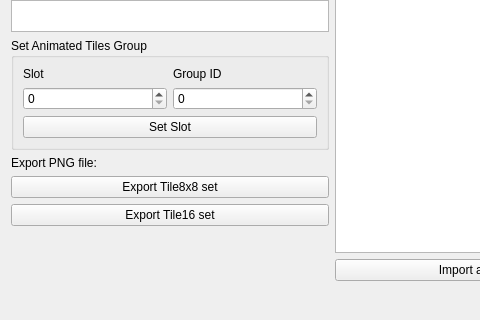
wario-land/WL4Editor, file Dialog/TilesetEditDialog.ui: the form before one commit; both pictures show x 0 to 480 and y 386 to 706 of the 1282 by 706 pixel window.
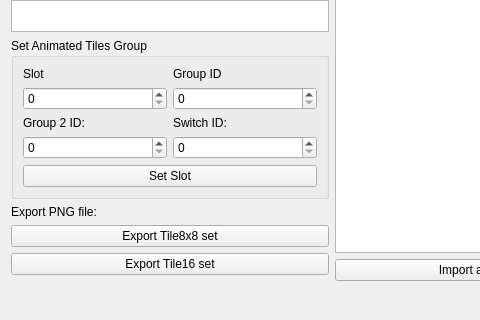
The form after the commit. Custom widgets are drawn as their Qt base class.

Commit message: Tileset animated tiles stuff tweaks (WIP)

What changed in the file:
```diff
--- a/Dialog/TilesetEditDialog.ui
+++ b/Dialog/TilesetEditDialog.ui
@@ -129,13 +129,6 @@
             <property name="topMargin">
              <number>0</number>
             </property>
-            <item row="0" column="0">
-             <widget class="QLabel" name="label_AnimatedTIleGroupSlot">
-              <property name="text">
-               <string>Slot</string>
-              </property>
-             </widget>
-            </item>
             <item row="0" column="1">
              <widget class="QLabel" name="label_AnimatedTileGroupId">
               <property name="text">
@@ -150,6 +143,20 @@
               </property>
              </widget>
             </item>
+            <item row="2" column="1">
+             <widget class="QLabel" name="label_AnimatedTileSwitchId">
+              <property name="text">
+               <string>Switch ID:</string>
+              </property>
+             </widget>
+            </item>
+            <item row="0" column="0">
+             <widget class="QLabel" name="label_AnimatedTIleGroupSlot">
+              <property name="text">
+               <string>Slot</string>
+              </property>
+             </widget>
+            </item>
             <item row="1" column="1">
              <widget class="QSpinBox" name="spinBox_AnimatedTileGroupId">
               <property name="maximum">
@@ -160,6 +167,27 @@
               </property>
              </widget>
             </item>
+            <item row="2" column="0">
+             <widget class="QLabel" name="label_AnimatedTileGroup2Id">
+              <property name="text">
+               <string>Group 2 ID:</string>
+              </property>
+             </widget>
+            </item>
+            <item row="3" column="0">
+             <widget class="QSpinBox" name="spinBox_AnimatedTileGroup2Id">
+              <property name="maximum">
+               <number>65535</number>
+              </property>
+             </widget>
+            </item>
+            <item row="3" column="1">
+             <widget class="QSpinBox" name="spinBox_AnimatedTileSwitchId">
+              <property name="maximum">
+               <number>4</number>
+              </property>
+             </widget>
+            </item>
            </layout>
           </item>
           <item>
```
The commit also changes 5 other files.
